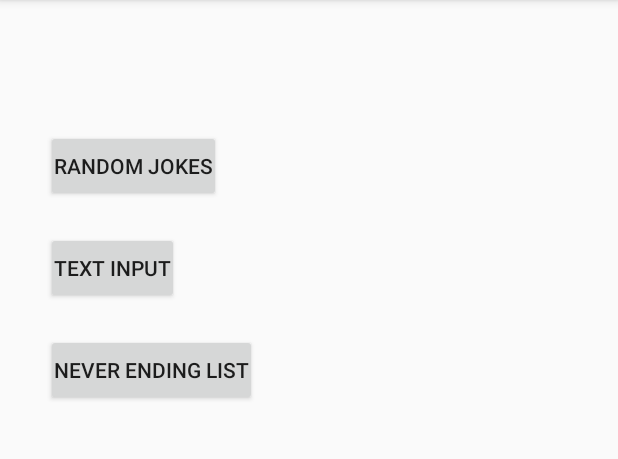
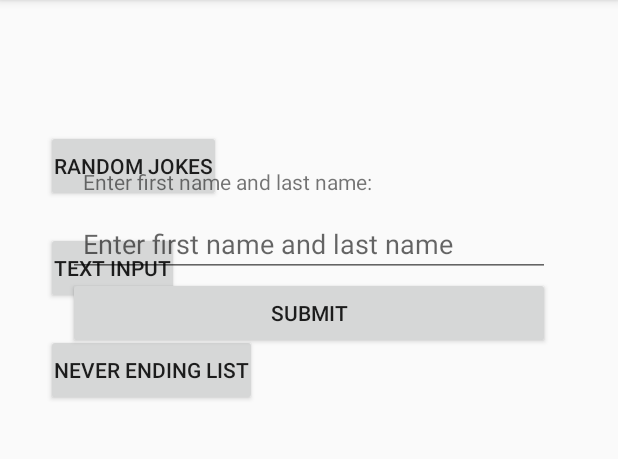
Before and after one commit to SK-Android/ProgrammingChallenge, an Android app: the screen it shows after launch (MainActivity), after a tap on "TEXT INPUT", on a phone screen of 412 x 824 dp, the part 84-543 px from its top. Run offline under Robolectric (Android 15) with nearby library versions, the phone set to English and light mode, and no system bars; our stand-ins replace RxJava; libraries missing offline, so code that uses them is left out: io.reactivex.internal; 1 statement that could not run was skipped.

```diff
--- a/app/src/main/java/com/androidapp/mcs/programmingchallenge/service/ApiInterface.kt
+++ b/app/src/main/java/com/androidapp/mcs/programmingchallenge/service/ApiInterface.kt
@@ -4,10 +4,14 @@ import com.androidapp.mcs.programmingchallenge.model.RandomJokes
 
 import io.reactivex.Observable
 import retrofit2.http.GET
+import retrofit2.http.Query
 
 interface ApiInterface {
 
     @GET("jokes/random")
     fun getRandomJokes(): Observable<RandomJokes>
 
+    @GET("jokes/random")
+    fun getCustomJokes(@Query("firstName") firstName: String, @Query("lastName") lastName: String): Observable<RandomJokes>
 }
+//Model.Result
--- a/app/src/main/java/com/androidapp/mcs/programmingchallenge/view/MainActivity.kt
+++ b/app/src/main/java/com/androidapp/mcs/programmingchallenge/view/MainActivity.kt
@@ -14,7 +14,7 @@ import io.reactivex.internal.schedulers.IoScheduler
 import kotlinx.android.synthetic.main.activity_main.*
 
 
-class MainActivity : AppCompatActivity() {
+class MainActivity : AppCompatActivity()  {
 
     override fun onCreate(savedInstanceState: Bundle?) {
         super.onCreate(savedInstanceState)
@@ -22,7 +22,7 @@ class MainActivity : AppCompatActivity() {
 
         val mViewModel = ViewModelProviders.of(this@MainActivity).get(BaseViewModel::class.java)
 
-        mViewModel.getJokesFromVM()
+        mViewModel.getRandomJokesFromVM()
             .observeOn(AndroidSchedulers.mainThread())
             .subscribeOn(IoScheduler())
             .subscribe({
@@ -36,14 +36,14 @@ class MainActivity : AppCompatActivity() {
         text_input.setOnClickListener {
             supportFragmentManager
                 .beginTransaction()
-                .add(R.id.text_input, TextInputFragment.newInstance(), "Text_Input_Fragment")
+                .add(R.id.container, TextInputFragment.newInstance(), "Text_Input_Fragment")
                 .commit()
 
         }
     }
 
 
-    private fun showDialogBox(it2: RandomJokes) {
+     fun showDialogBox(it2: RandomJokes) {
 
         val mJokes = it2.value.joke
         random_jokes.setOnClickListener {
@@ -63,11 +63,3 @@ class MainActivity : AppCompatActivity() {
         }
     }
 }
-//    private fun showDialogBox(it: String?) {
-//        val simpleDialog = SimpleDialogFragment()
-//        val fragmentManager = simpleDialog.fragmentManager
-//        val bundle = Bundle()
-//        bundle.putString(BUNDLE_KEY, it.toString())
-//        simpleDialog.arguments
-//        simpleDialog.show(fragmentManager,"Dialog Fragment")
-//    }
--- a/app/src/main/java/com/androidapp/mcs/programmingchallenge/viewmodel/BaseViewModel.kt
+++ b/app/src/main/java/com/androidapp/mcs/programmingchallenge/viewmodel/BaseViewModel.kt
@@ -8,8 +8,11 @@ import io.reactivex.Observable
 
 class BaseViewModel(application: Application) : AndroidViewModel(application) {
 
-    fun getJokesFromVM(): Observable<RandomJokes> {
+    fun getRandomJokesFromVM(): Observable<RandomJokes> {
         return ApiClient().getJokes()
     }
 
+    fun getCustomJokesFromVM( firstName:String, lastName:String): Observable<RandomJokes> {
+        return ApiClient().getCustomJokes(firstName,lastName)
+    }
 }
--- a/app/src/main/res/layout/activity_main.xml
+++ b/app/src/main/res/layout/activity_main.xml
@@ -21,13 +21,15 @@
 
     </android.support.v7.widget.Toolbar>
     <FrameLayout
+            android:id="@+id/container"
             app:layout_constraintTop_toBottomOf="@+id/toolbar"
             android:layout_width="match_parent"
             android:layout_height="0dp"
             android:layout_weight="1"
             app:layout_constraintStart_toStartOf="parent"
             app:layout_constraintBottom_toBottomOf="parent"
-            app:layout_constraintEnd_toEndOf="parent" app:layout_constraintHorizontal_bias="0.555"
+            app:layout_constraintEnd_toEndOf="parent"
+            app:layout_constraintHorizontal_bias="0.555"
             app:layout_constraintVertical_bias="0.0"
             android:padding="10dp">
 
--- a/app/src/main/res/layout/fragment_text_input.xml
+++ b/app/src/main/res/layout/fragment_text_input.xml
@@ -1,33 +1,53 @@
 <?xml version="1.0" encoding="utf-8"?>
 <FrameLayout xmlns:android="http://schemas.android.com/apk/res/android"
-             xmlns:tools="http://schemas.android.com/tools"
+             xmlns:app="http://schemas.android.com/apk/res-auto" xmlns:tools="http://schemas.android.com/tools"
              android:layout_width="match_parent"
              android:layout_height="match_parent"
              tools:context=".view.TextInputFragment"
-             android:padding="20dp">
+             android:padding="20dp"
+             android:id="@+id/fragment_container">
 
 
-    <LinearLayout
+    <android.support.constraint.ConstraintLayout
             android:orientation="vertical"
             android:layout_width="match_parent"
             android:layout_height="match_parent"
             android:padding="10dp"
-            android:paddingTop="30dp"
+            android:paddingTop="50dp"
     >
+        <TextView
+                android:text="@string/enter_first_name_and_last_name"
+                android:layout_width="wrap_content"
+                android:layout_height="wrap_content"
+                android:id="@+id/textView"
+                android:padding="10dp"
+                app:layout_constraintTop_toTopOf="parent"
+                app:layout_constraintStart_toStartOf="parent"
+                app:layout_goneMarginEnd="20dp"
+
+        />
+
         <EditText
                 android:id="@+id/editText"
                 android:layout_width="match_parent"
-                android:layout_height="wrap_content"
+                android:layout_height="44dp"
                 android:inputType="textPersonName"
-                android:text="Enter Name"
-                android:padding="10dp"/>
+                android:hint="@string/enter_first_name_and_last_names"
+                android:padding="10dp"
+                app:layout_constraintEnd_toEndOf="parent"
+                app:layout_constraintStart_toStartOf="parent"
+                app:layout_constraintTop_toBottomOf="@+id/textView"/>
 
         <Button
-                android:id="@+id/submitButton"
-                android:text="Submit"
+                android:id="@+id/submit"
+                android:text="@string/submit"
                 android:layout_width="match_parent"
                 android:layout_height="wrap_content"
-                android:padding="10dp"/>
-    </LinearLayout>
+                android:padding="10dp"
+                app:layout_constraintEnd_toEndOf="parent"
+                app:layout_constraintStart_toStartOf="parent"
+                app:layout_constraintTop_toBottomOf="@+id/editText"/>
+
+    </android.support.constraint.ConstraintLayout>
 
 </FrameLayout>
--- a/app/src/main/res/values/strings.xml
+++ b/app/src/main/res/values/strings.xml
@@ -6,5 +6,9 @@
 
     <!-- TODO: Remove or change this placeholder text -->
     <string name="hello_blank_fragment">Hello blank fragment</string>
+    <string name="enter_name">Enter Name</string>
+    <string name="submit">Submit</string>
+    <string name="enter_first_name_and_last_name">Enter first name and last name:</string>
+    <string name="enter_first_name_and_last_names">Enter first name and last name</string>
 
 </resources>
```
Also changed, not shown: app/src/main/java/com/androidapp/mcs/programmingchallenge/service/ApiClient.kt (+9 -0 lines), app/src/main/java/com/androidapp/mcs/programmingchallenge/view/CustomJokesFragment.kt (added, +32 -0 lines), app/src/main/java/com/androidapp/mcs/programmingchallenge/view/TextInputFragment.kt (+91 -6 lines), app/src/main/res/layout/fragment_custom_jokes.xml (added, +14 -0 lines).
